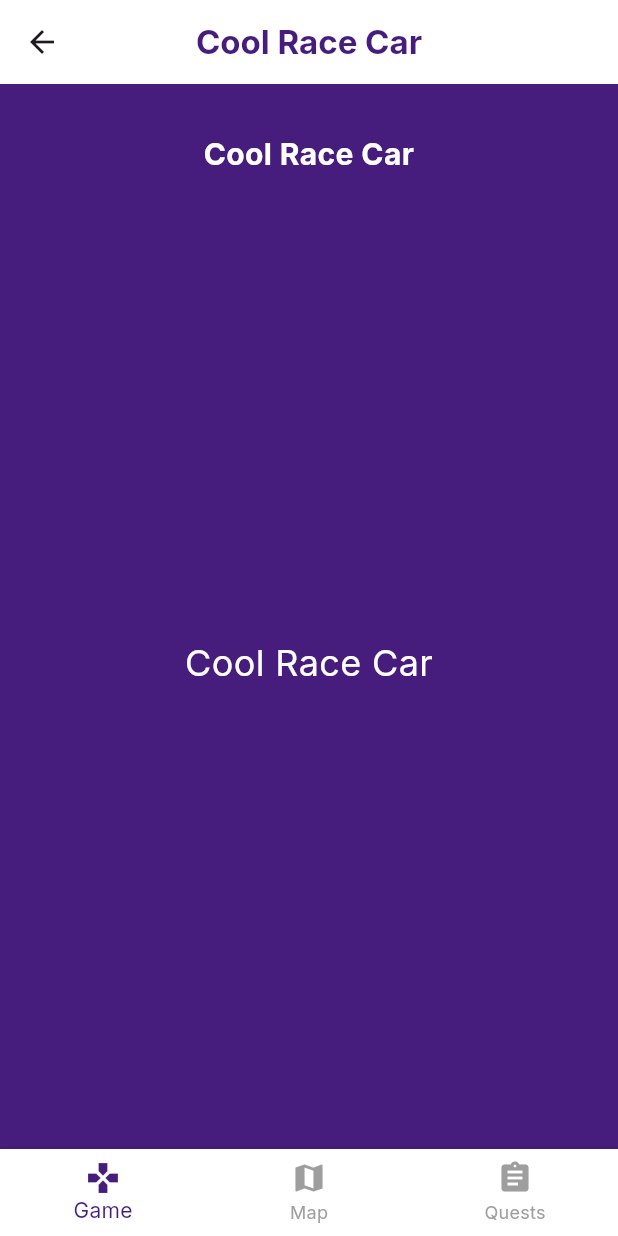
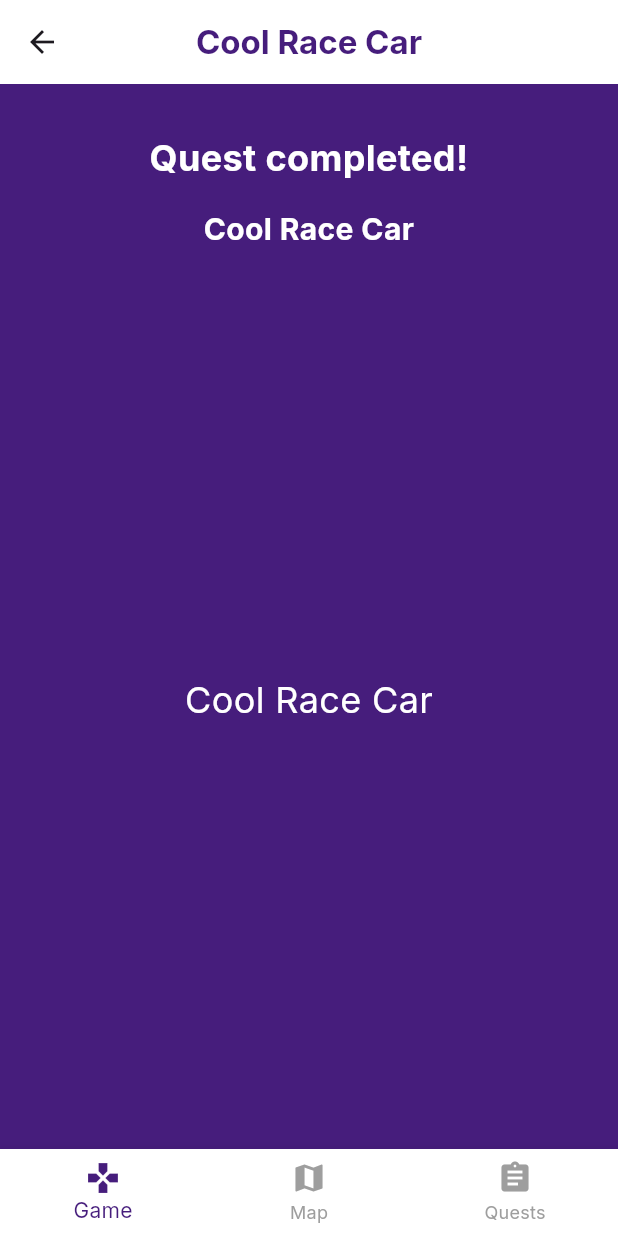
Before and after one commit to AaronAucoin/scavenger_hunt_new, a Flutter app: the RaceCarScreen screen opened directly, on a phone screen of 412 x 824 dp. Run offline on Flutter 3.47's test engine with Material 3 defaults, Android fonts, the phone set to English and light mode, and no system bars; our stand-ins replace google_fonts.

Commit message:
made some of the quest things get checked off

```diff
--- a/lib/race_car_screen.dart
+++ b/lib/race_car_screen.dart
@@ -13,6 +13,12 @@ class RaceCarScreen extends StatefulWidget {
 class _RaceCarScreenState extends State<RaceCarScreen> {
   int _selectedIndex = 0;
   final GlobalState _globalState = GlobalState();
+
+  @override
+  void initState() {
+    super.initState();
+    _globalState.car = true;
+  }
 
   void _onItemTapped(int index) {
     if (index == 1) {
@@ -57,7 +63,19 @@ class _RaceCarScreenState extends State<RaceCarScreen> {
           children: [
             Padding(
               padding: const EdgeInsets.fromLTRB(16.0, 32.0, 16.0, 0),
-              child: const Text(
+              child: Column(
+                children: [
+                  const Text(
+                    'Quest completed!',
+                    style: TextStyle(
+                      fontSize: 24,
+                      fontWeight: FontWeight.bold,
+                      color: Colors.white,
+                    ),
+                    textAlign: TextAlign.center,
+                  ),
+                  const SizedBox(height: 16),
+                  const Text(
                     'Cool Race Car',
                     style: TextStyle(
                       fontSize: 20,
@@ -65,6 +83,8 @@ class _RaceCarScreenState extends State<RaceCarScreen> {
                       color: Colors.white,
                     ),
                     textAlign: TextAlign.center,
+                  ),
+                ],
               ),
             ),
             const Expanded(
--- a/lib/sponsor_question_screen.dart
+++ b/lib/sponsor_question_screen.dart
@@ -41,6 +41,7 @@ class _SponsorQuestionScreenState extends State<SponsorQuestionScreen> {
     if (answer == 'BASF') {
       setState(() {
         _isCorrect = true;
+        _globalState.donor = true;
       });
     }
   }
```
Also changed, not shown: lib/throne_room_screen.dart (+21 -1 lines). Lines whose indentation alone changed are shown as unchanged.
